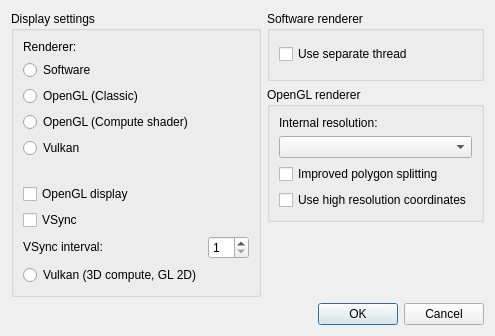
Qt form src/frontend/qt_sdl/VideoSettingsDialog.ui (melonDS-emu/melonDS) before a commit.
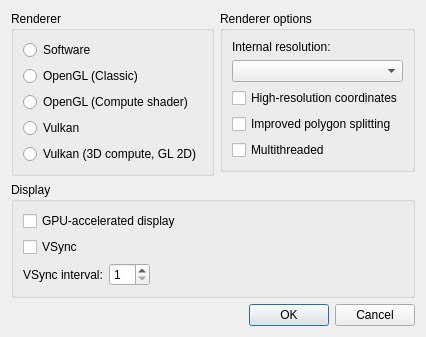
The same form after that commit.

Commit message: qt: regroup video settings by function, and re-sign bundled MoltenVK

The edit to the form file:
```diff
--- a/src/frontend/qt_sdl/VideoSettingsDialog.ui
+++ b/src/frontend/qt_sdl/VideoSettingsDialog.ui
@@ -23,124 +23,145 @@
    <property name="sizeConstraint">
     <enum>QLayout::SizeConstraint::SetFixedSize</enum>
    </property>
-   <property name="horizontalSpacing">
-    <number>6</number>
-   </property>
-   <item row="1" column="1">
-    <widget class="QGroupBox" name="groupBox_3">
+   <item row="0" column="0" alignment="Qt::AlignmentFlag::AlignTop">
+    <widget class="QGroupBox" name="grpRenderer">
      <property name="title">
-      <string>OpenGL renderer</string>
+      <string>Renderer</string>
      </property>
-     <layout class="QGridLayout" name="gridLayout_4">
-      <item row="0" column="0">
-       <widget class="QLabel" name="label_3">
+     <layout class="QVBoxLayout" name="layoutRenderer">
+      <item>
+       <widget class="QRadioButton" name="rb3DSoftware">
+        <property name="whatsThis">
+         <string>&lt;html&gt;&lt;head/&gt;&lt;body&gt;&lt;p&gt;The software renderer is more accurate and less prone to rendering glitches, but requires more CPU power.&lt;/p&gt;&lt;/body&gt;&lt;/html&gt;</string>
+        </property>
+        <property name="text">
+         <string>Software</string>
+        </property>
+       </widget>
+      </item>
+      <item>
+       <widget class="QRadioButton" name="rb3DOpenGL">
+        <property name="whatsThis">
+         <string>&lt;html&gt;&lt;head/&gt;&lt;body&gt;&lt;p&gt;The OpenGL renderer may be faster than software and supports graphical enhancements, but is more prone to glitches.&lt;/p&gt;&lt;/body&gt;&lt;/html&gt;</string>
+        </property>
+        <property name="text">
+         <string>OpenGL (Classic)</string>
+        </property>
+       </widget>
+      </item>
+      <item>
+       <widget class="QRadioButton" name="rb3DCompute">
+        <property name="whatsThis">
+         <string>&lt;html&gt;&lt;head/&gt;&lt;body&gt;&lt;p&gt;A compute-shader renderer with the accuracy of software and the speed of the GPU. Requires OpenGL 4.3.&lt;/p&gt;&lt;/body&gt;&lt;/html&gt;</string>
+        </property>
+        <property name="text">
+         <string>OpenGL (Compute shader)</string>
+        </property>
+       </widget>
+      </item>
+      <item>
+       <widget class="QRadioButton" name="rb3DVulkanFull">
+        <property name="whatsThis">
+         <string>&lt;html&gt;&lt;head/&gt;&lt;body&gt;&lt;p&gt;A compute-shader renderer built on Vulkan. Same speed and accuracy as the OpenGL compute renderer, and it works where OpenGL 4.3 is unavailable, such as macOS.&lt;/p&gt;&lt;/body&gt;&lt;/html&gt;</string>
+        </property>
+        <property name="text">
+         <string>Vulkan</string>
+        </property>
+       </widget>
+      </item>
+      <item>
+       <widget class="QRadioButton" name="rb3DVulkan">
+        <property name="whatsThis">
+         <string>&lt;html&gt;&lt;head/&gt;&lt;body&gt;&lt;p&gt;The Vulkan compute renderer runs the 3D engine on Vulkan and composites the 2D layers with OpenGL. Superseded by the full Vulkan renderer; kept only for compatibility with older settings.&lt;/p&gt;&lt;/body&gt;&lt;/html&gt;</string>
+        </property>
+        <property name="text">
+         <string>Vulkan (3D compute, GL 2D)</string>
+        </property>
+       </widget>
+      </item>
+     </layout>
+    </widget>
+   </item>
+   <item row="0" column="1" alignment="Qt::AlignmentFlag::AlignTop">
+    <widget class="QGroupBox" name="grpRendererOptions">
+     <property name="title">
+      <string>Renderer options</string>
+     </property>
+     <layout class="QVBoxLayout" name="layoutRendererOptions">
+      <item>
+       <widget class="QLabel" name="lblResolution">
         <property name="text">
          <string>Internal resolution:</string>
         </property>
        </widget>
       </item>
-      <item row="2" column="0">
-       <widget class="QCheckBox" name="cbBetterPolygons">
-        <property name="whatsThis">
-         <string>&lt;html&gt;&lt;head/&gt;&lt;body&gt;&lt;p&gt;Enabling this may help reduce distortion on quads and more complex polygons, but may also reduce performance.&lt;/p&gt;&lt;/body&gt;&lt;/html&gt;</string>
-        </property>
-        <property name="text">
-         <string>Improved polygon splitting</string>
-        </property>
-       </widget>
-      </item>
-      <item row="1" column="0">
+      <item>
        <widget class="QComboBox" name="cbxGLResolution">
         <property name="whatsThis">
          <string>&lt;html&gt;&lt;head/&gt;&lt;body&gt;&lt;p&gt;The resolution at which the 3D graphics will be rendered. Higher resolutions improve graphics quality when the main window is enlarged, but may also cause glitches.&lt;/p&gt;&lt;/body&gt;&lt;/html&gt;</string>
         </property>
        </widget>
       </item>
-      <item row="3" column="0">
+      <item>
        <widget class="QCheckBox" name="cbxComputeHiResCoords">
         <property name="text">
-         <string>Use high resolution coordinates</string>
+         <string>High-resolution coordinates</string>
         </property>
        </widget>
       </item>
-     </layout>
-    </widget>
-   </item>
-   <item row="0" column="1">
-    <widget class="QGroupBox" name="groupBox_2">
-     <property name="title">
-      <string>Software renderer</string>
-     </property>
-     <layout class="QGridLayout" name="gridLayout_3">
-      <item row="0" column="0">
+      <item>
+       <widget class="QCheckBox" name="cbBetterPolygons">
+        <property name="whatsThis">
+         <string>&lt;html&gt;&lt;head/&gt;&lt;body&gt;&lt;p&gt;Enabling this may help reduce distortion on quads and more complex polygons, but may also reduce performance. Applies to the classic OpenGL renderer.&lt;/p&gt;&lt;/body&gt;&lt;/html&gt;</string>
+        </property>
+        <property name="text">
+         <string>Improved polygon splitting</string>
+        </property>
+       </widget>
+      </item>
+      <item>
        <widget class="QCheckBox" name="cbSoftwareThreaded">
         <property name="whatsThis">
          <string>&lt;html&gt;&lt;head/&gt;&lt;body&gt;&lt;p&gt;Run the software renderer on a separate thread. Yields better performance on multi-core CPUs.&lt;/p&gt;&lt;/body&gt;&lt;/html&gt;</string>
         </property>
         <property name="text">
-         <string>Use separate thread</string>
+         <string>Multithreaded</string>
         </property>
        </widget>
       </item>
-     </layout>
-    </widget>
-   </item>
-   <item row="4" column="0" colspan="2">
-    <widget class="QDialogButtonBox" name="buttonBox">
-     <property name="orientation">
-      <enum>Qt::Orientation::Horizontal</enum>
-     </property>
-     <property name="standardButtons">
-      <set>QDialogButtonBox::StandardButton::Cancel|QDialogButtonBox::StandardButton::Ok</set>
-     </property>
-    </widget>
-   </item>
-   <item row="0" column="0" rowspan="3" alignment="Qt::AlignmentFlag::AlignTop">
-    <widget class="QGroupBox" name="groupBox">
-     <property name="title">
-      <string>Display settings</string>
-     </property>
-     <layout class="QGridLayout" name="gridLayout_2">
-      <item row="8" column="1">
-       <widget class="QSpinBox" name="sbVSyncInterval">
-        <property name="whatsThis">
-         <string>&lt;html&gt;&lt;head/&gt;&lt;body&gt;&lt;p&gt;The interval at which to synchronize to the monitor's refresh rate. Set to 1 for a 60Hz monitor, 2 for 120Hz, ...&lt;/p&gt;&lt;/body&gt;&lt;/html&gt;</string>
-        </property>
-        <property name="minimum">
-         <number>1</number>
-        </property>
-        <property name="maximum">
-         <number>20</number>
-        </property>
-       </widget>
-      </item>
-      <item row="6" column="0" colspan="2">
-       <widget class="QCheckBox" name="cbGLDisplay">
-        <property name="whatsThis">
-         <string>&lt;html&gt;&lt;head/&gt;&lt;body&gt;&lt;p&gt;Use OpenGL to draw the DS screens to the main window. May result in better frame pacing. Mandatory when using the OpenGL 3D renderer.&lt;/p&gt;&lt;/body&gt;&lt;/html&gt;</string>
-        </property>
-        <property name="text">
-         <string>OpenGL display</string>
-        </property>
-       </widget>
-      </item>
-      <item row="5" column="0" colspan="2">
-       <spacer name="verticalSpacer">
+      <item>
+       <spacer name="optionsSpacer">
         <property name="orientation">
          <enum>Qt::Orientation::Vertical</enum>
         </property>
-        <property name="sizeType">
-         <enum>QSizePolicy::Policy::Fixed</enum>
-        </property>
         <property name="sizeHint" stdset="0">
          <size>
           <width>20</width>
-          <height>20</height>
+          <height>0</height>
          </size>
         </property>
        </spacer>
       </item>
-      <item row="7" column="0" colspan="2">
+     </layout>
+    </widget>
+   </item>
+   <item row="1" column="0" colspan="2">
+    <widget class="QGroupBox" name="grpDisplay">
+     <property name="title">
+      <string>Display</string>
+     </property>
+     <layout class="QVBoxLayout" name="layoutDisplay">
+      <item>
+       <widget class="QCheckBox" name="cbGLDisplay">
+        <property name="whatsThis">
+         <string>&lt;html&gt;&lt;head/&gt;&lt;body&gt;&lt;p&gt;Draw the DS screens to the window using the GPU. Usually improves frame pacing, and is required by the hardware 3D renderers.&lt;/p&gt;&lt;/body&gt;&lt;/html&gt;</string>
+        </property>
+        <property name="text">
+         <string>GPU-accelerated display</string>
+        </property>
+       </widget>
+      </item>
+      <item>
        <widget class="QCheckBox" name="cbVSync">
         <property name="whatsThis">
          <string>&lt;html&gt;&lt;head/&gt;&lt;body&gt;&lt;p&gt;When using OpenGL, synchronize the video output to your monitor's refresh rate.&lt;/p&gt;&lt;/body&gt;&lt;/html&gt;</string>
@@ -150,79 +171,59 @@
         </property>
        </widget>
       </item>
-      <item row="8" column="0">
-       <widget class="QLabel" name="label_2">
-        <property name="sizePolicy">
-         <sizepolicy hsizetype="Fixed" vsizetype="Fixed">
-          <horstretch>0</horstretch>
-          <verstretch>0</verstretch>
-         </sizepolicy>
-        </property>
-        <property name="whatsThis">
-         <string>&lt;html&gt;&lt;head/&gt;&lt;body&gt;&lt;p&gt;The interval at which to synchronize to the monitor's refresh rate. Set to 1 for a 60Hz monitor, 2 for 120Hz, ...&lt;/p&gt;&lt;/body&gt;&lt;/html&gt;</string>
-        </property>
-        <property name="text">
-         <string>VSync interval:</string>
-        </property>
-       </widget>
-      </item>
-      <item row="2" column="0" colspan="2">
-       <widget class="QRadioButton" name="rb3DOpenGL">
-        <property name="whatsThis">
-         <string>&lt;html&gt;&lt;head/&gt;&lt;body&gt;&lt;p&gt;The OpenGL renderer may be faster than software and supports graphical enhancements, but is more prone to glitches.&lt;/p&gt;&lt;/body&gt;&lt;/html&gt;</string>
-        </property>
-        <property name="text">
-         <string>OpenGL (Classic)</string>
-        </property>
-       </widget>
-      </item>
-      <item row="1" column="0" colspan="2">
-       <widget class="QRadioButton" name="rb3DSoftware">
-        <property name="whatsThis">
-         <string>&lt;html&gt;&lt;head/&gt;&lt;body&gt;&lt;p&gt;The software renderer is more accurate and less prone to rendering glitches, but requires more CPU power.&lt;/p&gt;&lt;/body&gt;&lt;/html&gt;</string>
-        </property>
-        <property name="text">
-         <string>Software</string>
-        </property>
-       </widget>
-      </item>
-      <item row="0" column="0" colspan="2">
-       <widget class="QLabel" name="label">
-        <property name="text">
-         <string>Renderer:</string>
-        </property>
-       </widget>
-      </item>
-      <item row="3" column="0">
-       <widget class="QRadioButton" name="rb3DCompute">
-        <property name="text">
-         <string>OpenGL (Compute shader)</string>
-        </property>
-       </widget>
-      </item>
-      <item row="9" column="0">
-       <widget class="QRadioButton" name="rb3DVulkan">
-        <property name="whatsThis">
-         <string>&lt;html&gt;&lt;head/&gt;&lt;body&gt;&lt;p&gt;The Vulkan compute renderer runs the 3D engine on Vulkan and composites the 2D layers with OpenGL. It works on systems without OpenGL 4.3, such as macOS.&lt;/p&gt;&lt;/body&gt;&lt;/html&gt;</string>
-        </property>
-        <property name="text">
-         <string>Vulkan (3D compute, GL 2D)</string>
-        </property>
-       </widget>
-      </item>
-      <item row="4" column="0">
-       <widget class="QRadioButton" name="rb3DVulkanFull">
-        <property name="whatsThis">
-         <string>&lt;html&gt;&lt;head/&gt;&lt;body&gt;&lt;p&gt;The Vulkan renderer runs the 3D engine, 2D compositing and display capture on Vulkan. It works on systems without OpenGL 4.3, such as macOS.&lt;/p&gt;&lt;/body&gt;&lt;/html&gt;</string>
-        </property>
-        <property name="text">
-         <string>Vulkan</string>
-        </property>
-       </widget>
+      <item>
+       <layout class="QHBoxLayout" name="layoutVSyncInterval">
+        <item>
+         <widget class="QLabel" name="lblVSyncInterval">
+          <property name="whatsThis">
+           <string>&lt;html&gt;&lt;head/&gt;&lt;body&gt;&lt;p&gt;The interval at which to synchronize to the monitor's refresh rate. Set to 1 for a 60Hz monitor, 2 for 120Hz, ...&lt;/p&gt;&lt;/body&gt;&lt;/html&gt;</string>
+          </property>
+          <property name="text">
+           <string>VSync interval:</string>
+          </property>
+         </widget>
+        </item>
+        <item>
+         <widget class="QSpinBox" name="sbVSyncInterval">
+          <property name="whatsThis">
+           <string>&lt;html&gt;&lt;head/&gt;&lt;body&gt;&lt;p&gt;The interval at which to synchronize to the monitor's refresh rate. Set to 1 for a 60Hz monitor, 2 for 120Hz, ...&lt;/p&gt;&lt;/body&gt;&lt;/html&gt;</string>
+          </property>
+          <property name="minimum">
+           <number>1</number>
+          </property>
+          <property name="maximum">
+           <number>20</number>
+          </property>
+         </widget>
+        </item>
+        <item>
+         <spacer name="vsyncSpacer">
+          <property name="orientation">
+           <enum>Qt::Orientation::Horizontal</enum>
+          </property>
+          <property name="sizeHint" stdset="0">
+           <size>
+            <width>40</width>
+            <height>20</height>
+           </size>
+          </property>
+         </spacer>
+        </item>
+       </layout>
       </item>
      </layout>
     </widget>
    </item>
+   <item row="2" column="0" colspan="2">
+    <widget class="QDialogButtonBox" name="buttonBox">
+     <property name="orientation">
+      <enum>Qt::Orientation::Horizontal</enum>
+     </property>
+     <property name="standardButtons">
+      <set>QDialogButtonBox::StandardButton::Cancel|QDialogButtonBox::StandardButton::Ok</set>
+     </property>
+    </widget>
+   </item>
   </layout>
  </widget>
  <tabstops>
```
Left out of the diff: 18 changed lines with no effect on the pictures. The commit also changes 1 other file.
